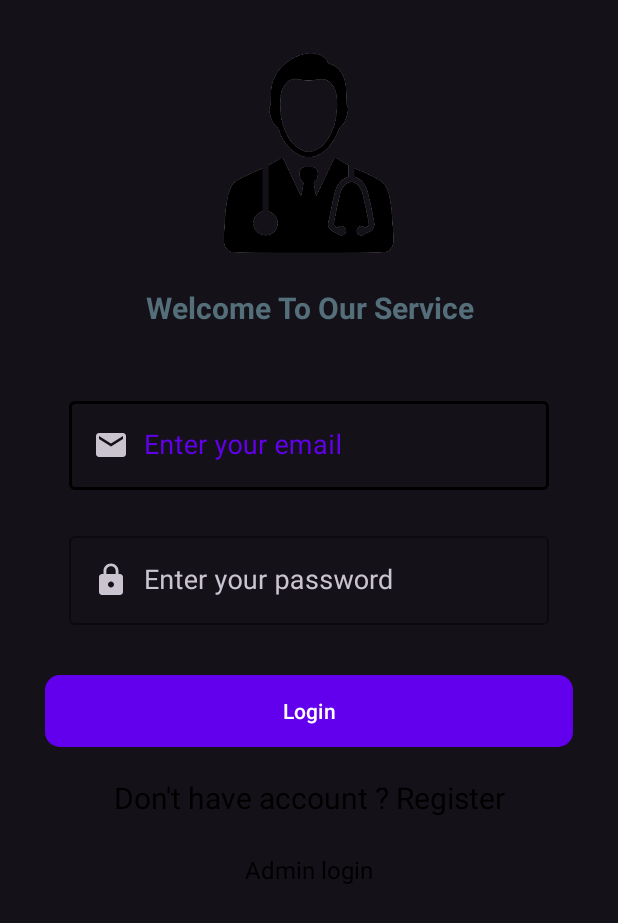
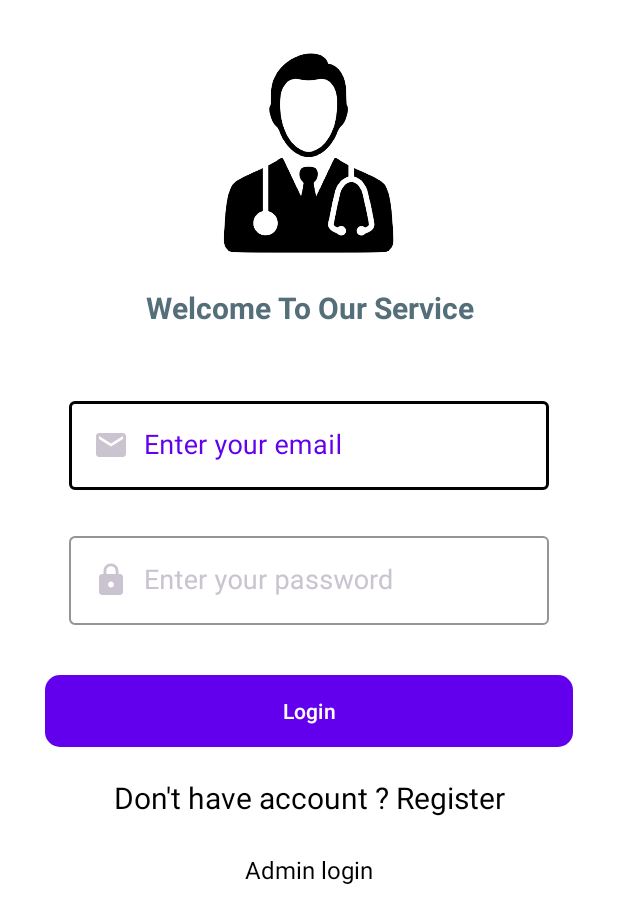
Before and after one commit to davidMumpasa/HospitalManagementSystem, an Android app: the screen it shows after launch (LoginActivity), on a phone screen of 412 x 824 dp. Shown: the top 923 px of the screen. Run offline under Robolectric (Android 15) with nearby library versions, the phone set to English and light mode, and no system bars.

Commit message:
changed background color

```diff
--- a/app/src/main/res/layout/activity_login.xml
+++ b/app/src/main/res/layout/activity_login.xml
@@ -5,7 +5,7 @@
     android:layout_width="match_parent"
     android:layout_height="match_parent"
     android:padding="20dp"
-    android:color="#fff"
+    android:background="@color/white"
     tools:context=".LoginActivity">
 
     <LinearLayout
--- a/app/src/main/res/layout/activity_register.xml
+++ b/app/src/main/res/layout/activity_register.xml
@@ -5,6 +5,7 @@
     android:layout_width="match_parent"
     android:layout_height="match_parent"
     android:orientation="vertical"
+    android:background="@color/white"
     tools:context=".RegisterActivity">
 
     <LinearLayout
```
